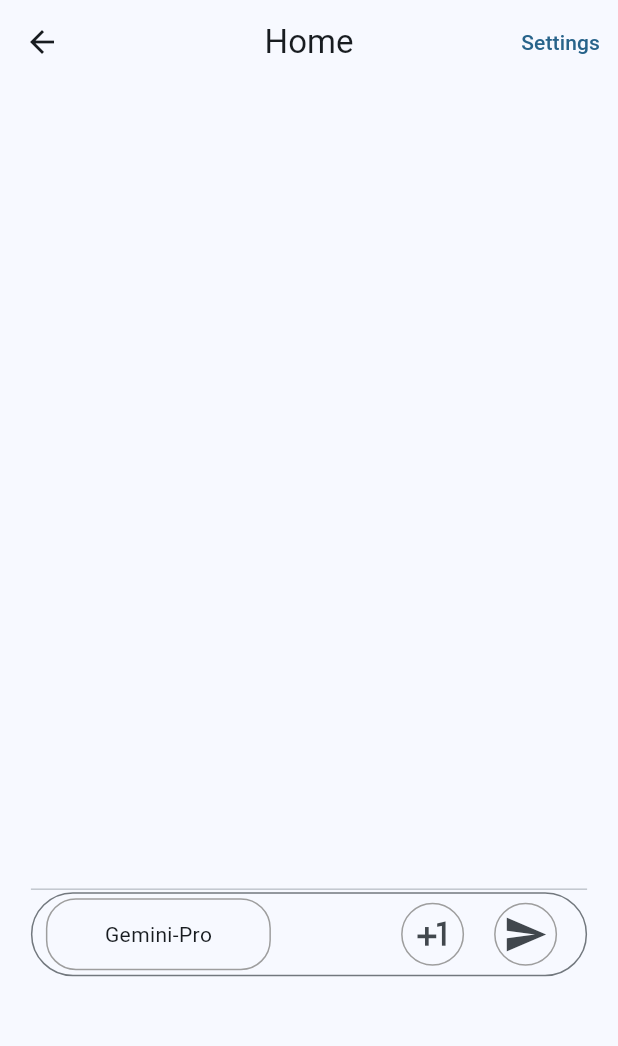
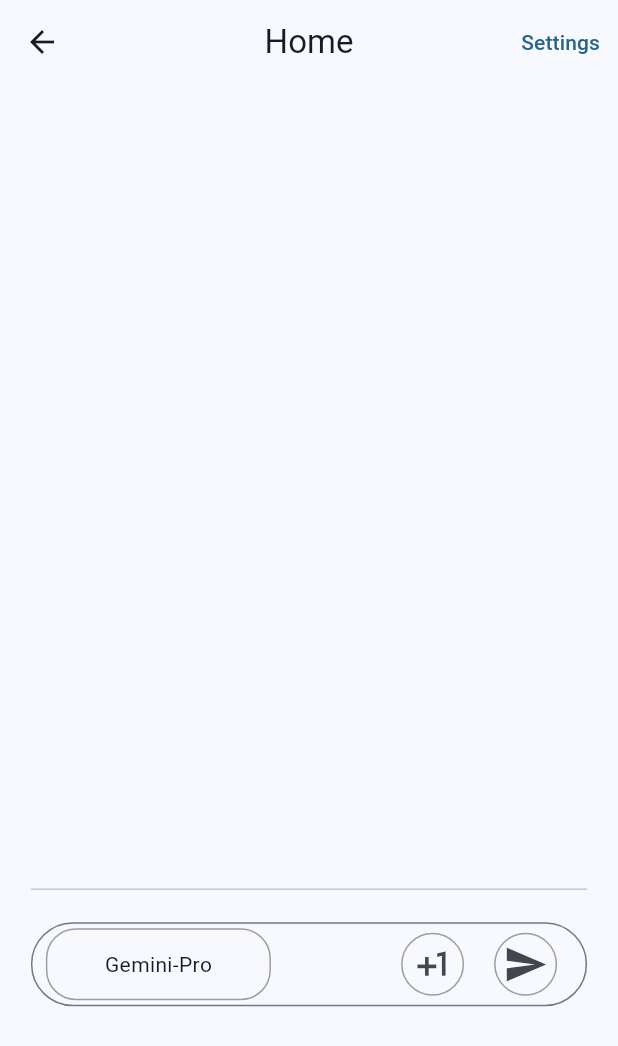
Before and after one commit to wangjun861205/gemini_client, a Flutter app: the screen it shows after launch, after a tap on "Save", on a phone screen of 412 x 824 dp. Shown: the top 1046 px of the screen. Run offline on Flutter 3.47's test engine with Material 3 defaults, Android fonts, the phone set to English and light mode, and no system bars; our stand-ins replace flutter_bloc, flutter_markdown, freezed_annotation, image_picker, shared_preferences.

Commit message:
optmise UI

```diff
--- a/lib/components/multiparts_input_group.dart
+++ b/lib/components/multiparts_input_group.dart
@@ -8,31 +8,61 @@ import 'package:gemini_client/blocs/model.dart';
 import 'package:gemini_client/blocs/settings.dart';
 import 'package:image_picker/image_picker.dart';
 
-class MultipartsInputGroup extends StatelessWidget {
-  const MultipartsInputGroup({super.key});
-
+class _ModelSwitchButton extends StatelessWidget {
   @override
   Widget build(BuildContext context) {
-    final settings = BlocProvider.of<SettingsCubit>(context, listen: true);
-    final history = BlocProvider.of<ContentsCubit>(context, listen: true);
+    final model = BlocProvider.of<ModelCubit>(context, listen: true);
     final content = BlocProvider.of<ContentCubit>(context, listen: true);
-    final model = BlocProvider.of<ModelCubit>(context, listen: true);
-    final textCtrl = TextEditingController(text: "");
+    return Container(
+      width: 150,
+      height: 40,
+      margin: const EdgeInsets.only(left: 10, right: 10),
+      decoration: BoxDecoration(
+          borderRadius: const BorderRadius.all(Radius.circular(20)),
+          border: Border.all(width: 1, color: Colors.grey)),
+      child: InkWell(
+        borderRadius: const BorderRadius.all(Radius.circular(20)),
+        onTap: () async {
+          if (content.state.parts.whereType<InlineDataPart>().isNotEmpty &&
+              model.state == "gemini-pro-vision") {
+            await showDialog(
+                context: context,
+                builder: (context) {
+                  return AlertDialog(
+                      title: const Text("Switching Is Disabled"),
+                      content: SizedBox(
+                        width: MediaQuery.of(context).size.width * 0.4,
+                        child: const Text(
+                            "There are some inline-part(e.g images) data in your input content, if you want to switch to Gemini-Pro, please remove these data"),
+                      ),
+                      shape: const RoundedRectangleBorder(
+                        borderRadius: BorderRadius.all(Radius.circular(20)),
+                      ),
+                      actions: [
+                        TextButton(
+                            onPressed: () => Navigator.of(context).pop(),
+                            child: const Text("Ok"))
+                      ]);
+                });
+            return;
+          }
+          model.state == "gemini-pro"
+              ? model.switchToGeminiProVision()
+              : model.switchToGeminiPro();
+        },
+        child: Align(
+            child: Text(model.state == "gemini-pro"
+                ? "Gemini-Pro"
+                : "Gemini-Pro-Vision")),
+      ),
+    );
+  }
+}
 
-    void add() async {
-      content.pushPart(TextPart(text: textCtrl.text));
-      textCtrl.clear();
-    }
-
-    void send() async {
-      history.pushContent(content.state);
-      content.setParts([]);
-      final resp = await generateContent(
-          model: model.state,
-          settings: settings.state,
-          contents: history.state);
-      history.pushContent(resp);
-    }
+class _PickImageButton extends StatelessWidget {
+  @override
+  Widget build(BuildContext context) {
+    final content = BlocProvider.of<ContentCubit>(context, listen: true);
 
     void pickImage() async {
       final picker = ImagePicker();
@@ -47,25 +77,101 @@ class MultipartsInputGroup extends StatelessWidget {
       content.pushPart(part);
     }
 
+    return Container(
+        decoration: BoxDecoration(
+            shape: BoxShape.circle, border: Border.all(color: Colors.grey)),
+        child: InkWell(
+          borderRadius: const BorderRadius.all(Radius.circular(20)),
+          onTap: pickImage,
+          child: const Padding(
+              padding: EdgeInsets.all(5), child: Icon(size: 30, Icons.image)),
+        ));
+  }
+}
+
+class _AddButton extends StatelessWidget {
+  final TextEditingController textCtrl;
+
+  const _AddButton({required this.textCtrl});
+
+  @override
+  Widget build(BuildContext context) {
+    final content = BlocProvider.of<ContentCubit>(context, listen: true);
+
+    void onAdd() async {
+      if (textCtrl.text.isEmpty) {
+        return;
+      }
+      content.pushPart(TextPart(text: textCtrl.text));
+      textCtrl.clear();
+    }
+
+    return Container(
+        decoration: BoxDecoration(
+            shape: BoxShape.circle, border: Border.all(color: Colors.grey)),
+        child: InkWell(
+          borderRadius: const BorderRadius.all(Radius.circular(20)),
+          onTap: onAdd,
+          child: const Padding(
+              padding: EdgeInsets.all(5),
+              child: Icon(size: 30, Icons.plus_one)),
+        ));
+  }
+}
+
+class _SendButton extends StatelessWidget {
+  final TextEditingController textCtrl;
+
+  const _SendButton({required this.textCtrl});
+
+  @override
+  Widget build(BuildContext context) {
+    final content = BlocProvider.of<ContentCubit>(context, listen: true);
+    final settings = BlocProvider.of<SettingsCubit>(context, listen: true);
+    final history = BlocProvider.of<ContentsCubit>(context, listen: true);
+    final model = BlocProvider.of<ModelCubit>(context, listen: true);
+
+    void onSend() async {
+      if (content.state.parts.isEmpty && textCtrl.text.isEmpty) {
+        return;
+      }
+      if (textCtrl.text.isNotEmpty) {
+        content.pushPart(TextPart(text: textCtrl.text));
+        textCtrl.clear();
+      }
+      history.pushContent(content.state);
+      content.setParts([]);
+      debugPrint("${history.state}");
+      final resp = await generateContent(
+          model: model.state,
+          settings: settings.state,
+          contents: history.state);
+      history.pushContent(resp);
+    }
+
+    return Container(
+        decoration: BoxDecoration(
+            shape: BoxShape.circle, border: Border.all(color: Colors.grey)),
+        child: InkWell(
+            borderRadius: const BorderRadius.all(Radius.circular(20)),
+            onTap: onSend,
+            child: const Padding(
+                padding: EdgeInsets.all(5),
+                child: Icon(size: 30, Icons.send))));
+  }
+}
+
+class MultipartsInputGroup extends StatelessWidget {
+  const MultipartsInputGroup({super.key});
+
+  @override
+  Widget build(BuildContext context) {
+    final model = BlocProvider.of<ModelCubit>(context, listen: true);
+    final textCtrl = TextEditingController(text: "");
+
     return TextField(
         decoration: InputDecoration(
-            prefixIcon: InkWell(
-              onTap: () => model.state == "gemini-pro"
-                  ? model.switchToGeminiProVision()
-                  : model.switchToGeminiPro(),
-              child: Container(
-                width: 150,
-                height: 40,
-                margin: const EdgeInsets.only(left: 10, right: 10),
-                decoration: BoxDecoration(
-                    borderRadius: const BorderRadius.all(Radius.circular(20)),
-                    border: Border.all(width: 1, color: Colors.grey)),
-                child: Align(
-                    child: Text(model.state == "gemini-pro"
-                        ? "Gemini-Pro"
-                        : "Gemini-Pro-Vision")),
-              ),
-            ),
+            prefixIcon: _ModelSwitchButton(),
             suffixIcon: Row(
                 mainAxisAlignment: MainAxisAlignment.spaceBetween,
                 mainAxisSize: MainAxisSize.min,
@@ -73,40 +179,15 @@ class MultipartsInputGroup extends StatelessWidget {
                   if (model.state == "gemini-pro-vision")
                     Padding(
                         padding: const EdgeInsets.only(left: 10, right: 10),
-                        child: InkWell(
-                            onTap: pickImage,
-                            child: Container(
-                              decoration: BoxDecoration(
-                                  shape: BoxShape.circle,
-                                  border: Border.all(color: Colors.grey)),
-                              child: const Padding(
-                                  padding: EdgeInsets.all(5),
-                                  child: Icon(size: 30, Icons.image)),
-                            ))),
+                        child: _PickImageButton()),
                   Padding(
                       padding: const EdgeInsets.only(left: 10, right: 10),
-                      child: InkWell(
-                          onTap: add,
-                          child: Container(
-                            decoration: BoxDecoration(
-                                shape: BoxShape.circle,
-                                border: Border.all(color: Colors.grey)),
-                            child: const Padding(
-                                padding: EdgeInsets.all(5),
-                                child: Icon(size: 30, Icons.plus_one)),
-                          ))),
+                      child: _AddButton(
+                        textCtrl: textCtrl,
+                      )),
                   Padding(
                     padding: const EdgeInsets.only(left: 10, right: 20),
-                    child: InkWell(
-                        onTap: send,
-                        child: Container(
-                            decoration: BoxDecoration(
-                                shape: BoxShape.circle,
-                                border: Border.all(color: Colors.grey)),
-                            child: const Padding(
-                                padding: EdgeInsets.all(5),
-                                child: InkWell(
-                                    child: Icon(size: 30, Icons.send))))),
+                    child: _SendButton(textCtrl: textCtrl),
                   )
                 ]),
             border: OutlineInputBorder(
--- a/lib/screens/home.dart
+++ b/lib/screens/home.dart
@@ -47,11 +47,17 @@ class HomeScreenState extends State<HomeScreen> {
                             Expanded(
                                 flex: 3,
                                 child: content.state.parts.isEmpty
-                                    ? const MultipartsInputGroup()
-                                    : const Column(children: [
+                                    ? Container(
+                                        margin: const EdgeInsets.only(top: 20),
+                                        child: const MultipartsInputGroup())
+                                    : Column(children: [
                                         Expanded(
-                                            flex: 4, child: MultipartsList()),
-                                        Expanded(
+                                            flex: 4,
+                                            child: Container(
+                                                margin: const EdgeInsets.only(
+                                                    top: 10, bottom: 10),
+                                                child: const MultipartsList())),
+                                        const Expanded(
                                             flex: 6,
                                             child: MultipartsInputGroup())
                                       ])),
```
